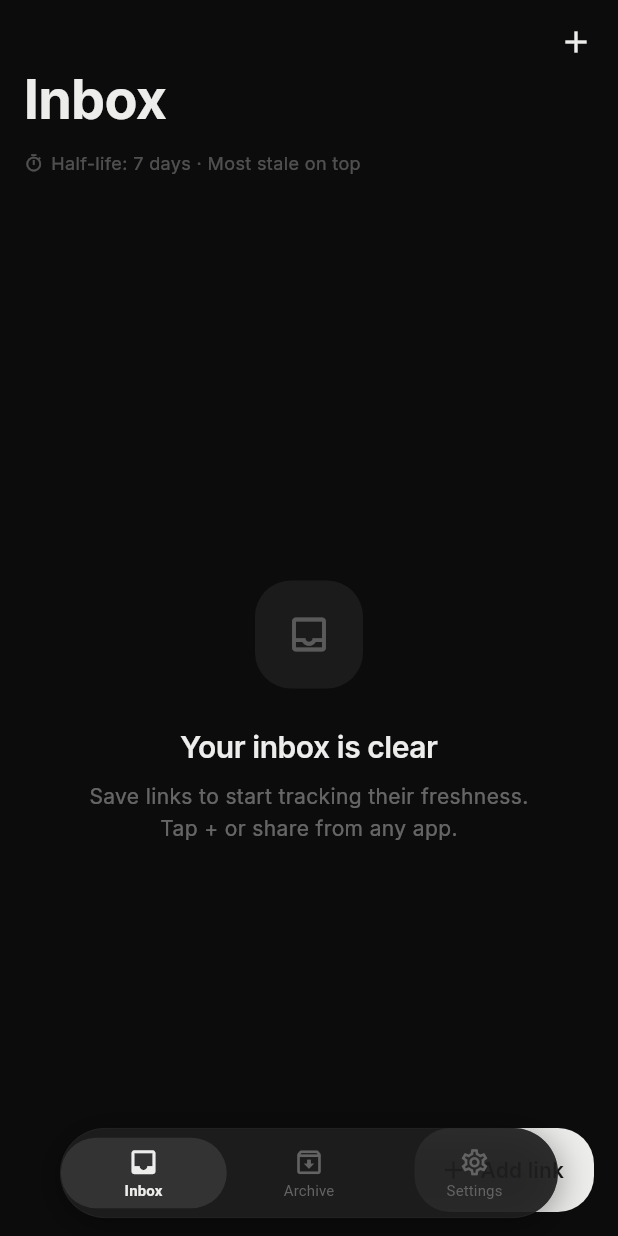
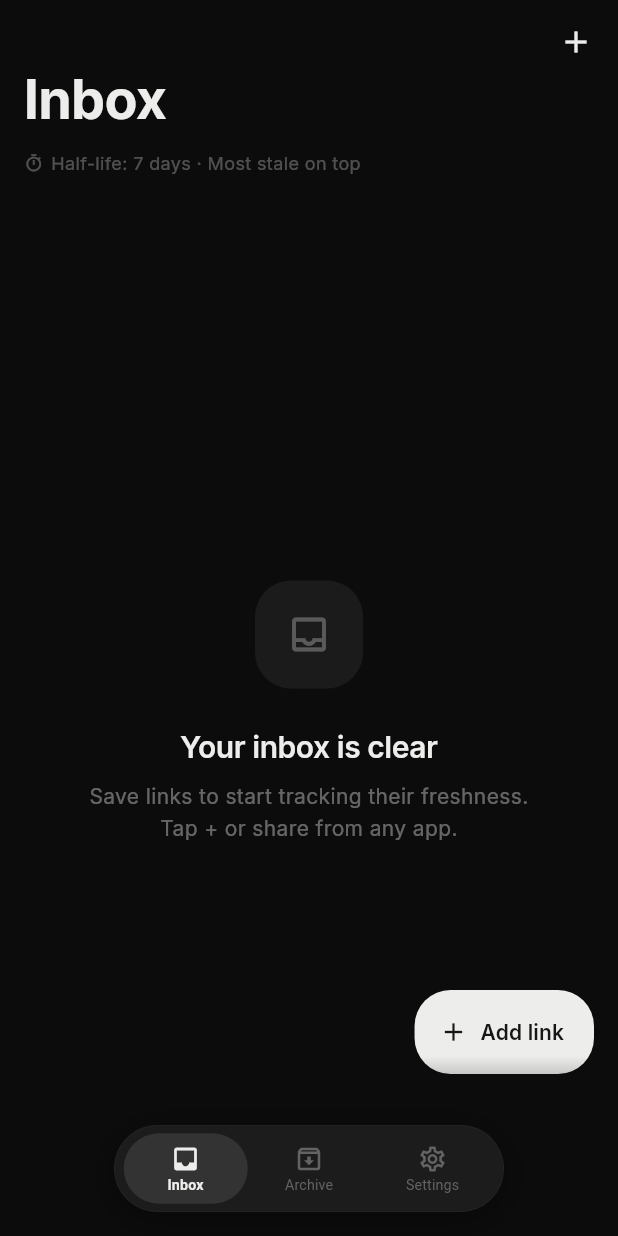
Before and after one commit to Stewy8506/Link_Decay_App, a Flutter app: the screen it shows after launch, on a phone screen of 412 x 824 dp. Run offline on Flutter 3.47's test engine with Material 3 defaults, Android fonts, the phone set to English and light mode, and no system bars; our stand-ins replace drift, drift_flutter, flutter_local_notifications, flutter_riverpod, google_fonts, timezone; missing offline and left inert: receive_sharing_intent; accounts and stored records are empty; generated files the repository leaves out were written again; statements that could not run were skipped.

Commit message:
feat: implement custom FAB positioning and add bottom gradient fade overlay for nav bar navigation

```diff
--- a/lib/app.dart
+++ b/lib/app.dart
@@ -62,6 +62,30 @@ class _AppShellState extends State<_AppShell> {
             ),
           ),
 
+          // Bottom gradient fade overlay
+          Positioned(
+            left: 0,
+            right: 0,
+            bottom: 0,
+            child: IgnorePointer(
+              child: Container(
+                height: 120 + MediaQuery.of(context).viewPadding.bottom,
+                decoration: BoxDecoration(
+                  gradient: LinearGradient(
+                    begin: Alignment.topCenter,
+                    end: Alignment.bottomCenter,
+                    colors: [
+                      theme.scaffoldBackgroundColor.withValues(alpha: 0.0),
+                      theme.scaffoldBackgroundColor.withValues(alpha: 0.75),
+                      theme.scaffoldBackgroundColor,
+                    ],
+                    stops: const [0.0, 0.45, 1.0],
+                  ),
+                ),
+              ),
+            ),
+          ),
+
           // Floating pill navbar
           Positioned(
             left: 0,
@@ -91,6 +115,9 @@ class _FloatingPillNavBar extends StatelessWidget {
 
   final int selectedIndex;
   final ValueChanged<int> onTap;
+
+  static const _navBarWidth = 260.0;
+  static const _horizontalPadding = 6.0;
 
   static const _items = [
     _NavItem(icon: Icons.inbox_outlined, selectedIcon: Icons.inbox, label: 'Inbox'),
@@ -124,14 +151,20 @@ class _FloatingPillNavBar extends StatelessWidget {
         ? const Color(0xFF636363)
         : const Color(0xFF9C9A97);
 
-    return Padding(
+    final indicatorW = _indicatorWidth();
+
+    return Align(
+      alignment: Alignment.bottomCenter,
+      child: Padding(
         // Float with margin from edges and bottom (respect safe area)
-      padding: EdgeInsets.fromLTRB(40, 0, 40, 12 + bottomPadding),
+        padding: EdgeInsets.only(bottom: 16 + bottomPadding),
+        child: SizedBox(
+          width: _navBarWidth,
+          height: 58,
           child: Container(
-        height: 60,
             decoration: BoxDecoration(
               color: pillBg,
-          borderRadius: BorderRadius.circular(30),
+              borderRadius: BorderRadius.circular(29),
               border: Border.all(color: pillBorder, width: 0.5),
               boxShadow: [
                 BoxShadow(
@@ -143,17 +176,17 @@ class _FloatingPillNavBar extends StatelessWidget {
               ],
             ),
             child: ClipRRect(
-          borderRadius: BorderRadius.circular(30),
+              borderRadius: BorderRadius.circular(29),
               child: Stack(
                 children: [
                   // Animated indicator pill
                   AnimatedPositioned(
                     duration: const Duration(milliseconds: 280),
                     curve: Curves.easeOutCubic,
-                left: _indicatorLeft(context),
-                top: 6,
-                bottom: 6,
-                width: _indicatorWidth(context),
+                    left: _indicatorLeft(),
+                    top: 5,
+                    bottom: 5,
+                    width: indicatorW,
                     child: Container(
                       decoration: BoxDecoration(
                         color: indicatorColor,
@@ -163,7 +196,9 @@ class _FloatingPillNavBar extends StatelessWidget {
                   ),
 
                   // Nav items row
-              Row(
+                  Padding(
+                    padding: const EdgeInsets.symmetric(horizontal: _horizontalPadding),
+                    child: Row(
                       children: List.generate(_items.length, (i) {
                         final item = _items[i];
                         final isSelected = i == selectedIndex;
@@ -173,7 +208,7 @@ class _FloatingPillNavBar extends StatelessWidget {
                             behavior: HitTestBehavior.opaque,
                             onTap: () => onTap(i),
                             child: SizedBox(
-                        height: 60,
+                              height: 58,
                               child: Column(
                                 mainAxisAlignment: MainAxisAlignment.center,
                                 children: [
@@ -182,15 +217,15 @@ class _FloatingPillNavBar extends StatelessWidget {
                                     child: Icon(
                                       isSelected ? item.selectedIcon : item.icon,
                                       key: ValueKey('${i}_$isSelected'),
-                                size: 21,
+                                      size: 20,
                                       color: isSelected ? selectedColor : unselectedColor,
                                     ),
                                   ),
-                            const SizedBox(height: 3),
+                                  const SizedBox(height: 2),
                                   AnimatedDefaultTextStyle(
                                     duration: const Duration(milliseconds: 200),
                                     style: TextStyle(
-                                fontSize: 10,
+                                      fontSize: 9.5,
                                       fontWeight: isSelected ? FontWeight.w600 : FontWeight.w400,
                                       color: isSelected ? selectedColor : unselectedColor,
                                       letterSpacing: 0.1,
@@ -204,21 +239,23 @@ class _FloatingPillNavBar extends StatelessWidget {
                         );
                       }),
                     ),
+                  ),
                 ],
+              ),
+            ),
           ),
         ),
       ),
     );
   }
 
-  double _indicatorWidth(BuildContext context) {
-    final screenWidth = MediaQuery.of(context).size.width;
-    final pillWidth = screenWidth - 80; // 40px padding on each side
-    return pillWidth / _items.length;
+  double _indicatorWidth() {
+    final innerWidth = _navBarWidth - (_horizontalPadding * 2);
+    return innerWidth / _items.length;
   }
 
-  double _indicatorLeft(BuildContext context) {
-    return _indicatorWidth(context) * selectedIndex;
+  double _indicatorLeft() {
+    return _horizontalPadding + (_indicatorWidth() * selectedIndex);
   }
 }
 
--- a/lib/screens/archive_screen.dart
+++ b/lib/screens/archive_screen.dart
@@ -162,7 +162,7 @@ class ArchiveScreen extends ConsumerWidget {
               : SliverList(
                   delegate: SliverChildBuilderDelegate(
                     (context, i) {
-                      if (i == links.length) return const SizedBox(height: 80);
+                      if (i == links.length) return const SizedBox(height: 100);
                       return _ArchiveCard(link: links[i]);
                     },
                     childCount: links.length + 1,
--- a/lib/screens/inbox_screen.dart
+++ b/lib/screens/inbox_screen.dart
@@ -38,7 +38,12 @@ class InboxScreen extends ConsumerWidget {
             expandedHeight: 100,
             collapsedHeight: 60,
             flexibleSpace: FlexibleSpaceBar(
-              titlePadding: const EdgeInsets.fromLTRB(kSpaceMD, 0, kSpaceMD, kSpaceMD),
+              titlePadding: const EdgeInsets.fromLTRB(
+                kSpaceMD,
+                0,
+                kSpaceMD,
+                kSpaceMD,
+              ),
               title: Column(
                 mainAxisSize: MainAxisSize.min,
                 crossAxisAlignment: CrossAxisAlignment.start,
@@ -102,7 +107,12 @@ class InboxScreen extends ConsumerWidget {
           // ── Decay info bar ────────────────────────────────────────────
           SliverToBoxAdapter(
             child: Padding(
-              padding: const EdgeInsets.fromLTRB(kSpaceMD, 0, kSpaceMD, kSpaceSM),
+              padding: const EdgeInsets.fromLTRB(
+                kSpaceMD,
+                0,
+                kSpaceMD,
+                kSpaceSM,
+              ),
               child: Row(
                 children: [
                   Icon(
@@ -128,23 +138,21 @@ class InboxScreen extends ConsumerWidget {
             loading: () => const SliverFillRemaining(
               child: Center(child: CircularProgressIndicator(strokeWidth: 1.5)),
             ),
-            error: (e, _) => SliverFillRemaining(
-              child: _ErrorState(error: e.toString()),
-            ),
+            error: (e, _) =>
+                SliverFillRemaining(child: _ErrorState(error: e.toString())),
             data: (links) {
               if (links.isEmpty) {
                 return const SliverFillRemaining(child: _EmptyState());
               }
               return SliverList(
-                delegate: SliverChildBuilderDelegate(
-                  (context, i) {
-                    if (i == links.length) {
-                      return const SizedBox(height: 100); // Bottom padding for FAB
-                    }
-                    return LinkCard(key: ValueKey(links[i].id), link: links[i]);
-                  },
-                  childCount: links.length + 1,
-                ),
+                delegate: SliverChildBuilderDelegate((context, i) {
+                  if (i == links.length) {
+                    return const SizedBox(
+                      height: 200,
+                    ); // Bottom padding for FAB and navbar
+                  }
+                  return LinkCard(key: ValueKey(links[i].id), link: links[i]);
+                }, childCount: links.length + 1),
               );
             },
           ),
@@ -152,6 +160,7 @@ class InboxScreen extends ConsumerWidget {
       ),
 
       // ── FAB — inverted neutral style ──────────────────────────────────
+      floatingActionButtonLocation: const _AboveNavBarFabLocation(),
       floatingActionButton: FloatingActionButton.extended(
         onPressed: () => _showAddSheet(context),
         // Inverted: text-color background, scaffold-color foreground
@@ -169,6 +178,28 @@ class InboxScreen extends ConsumerWidget {
         ),
       ),
     );
+  }
+}
+
+// Custom location to place the FAB above the floating bottom navbar
+class _AboveNavBarFabLocation extends FloatingActionButtonLocation {
+  const _AboveNavBarFabLocation();
+
+  @override
+  Offset getOffset(ScaffoldPrelayoutGeometry scaffoldGeometry) {
+    final double fabX =
+        scaffoldGeometry.scaffoldSize.width -
+        scaffoldGeometry.floatingActionButtonSize.width -
+        16;
+
+    // Positioned above the floating pill navbar (height 58 + padding 16 + spacing 34)
+    final double bottomInset = scaffoldGeometry.minInsets.bottom;
+    final double fabY =
+        scaffoldGeometry.scaffoldSize.height -
+        scaffoldGeometry.floatingActionButtonSize.height -
+        (bottomInset + 108.0);
+
+    return Offset(fabX, fabY);
   }
 }
 
@@ -239,10 +270,7 @@ class _ErrorState extends StatelessWidget {
         padding: const EdgeInsets.all(kSpaceXXL),
         child: Text(
           'Error: $error',
-          style: GoogleFonts.inter(
-            color: kFreshnessLow,
-            fontSize: 14,
-          ),
+          style: GoogleFonts.inter(color: kFreshnessLow, fontSize: 14),
           textAlign: TextAlign.center,
         ),
       ),
```
Lines whose indentation alone changed are shown as unchanged.
